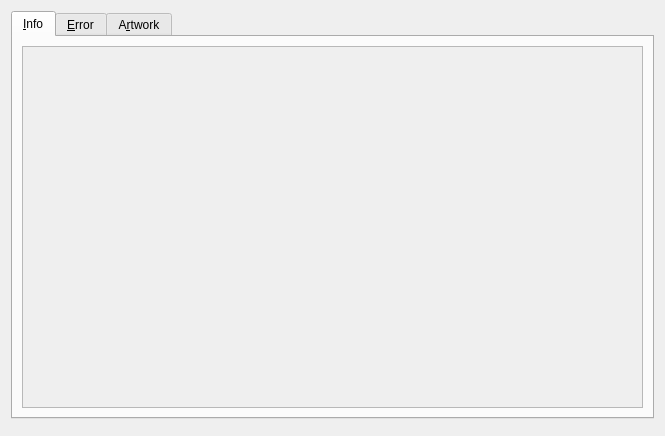
Before: the Qt Designer form ui/infodialog.ui in metabrainz/picard, drawn with Qt 5.
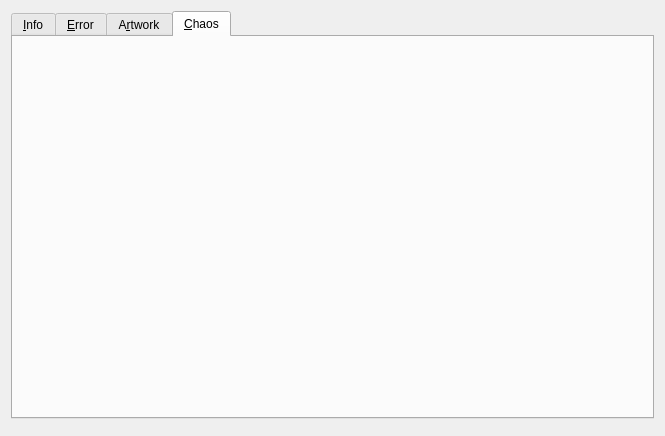
After: the same form once the commit is applied. The open tabs and pages were chosen to show the change.

```diff
--- a/ui/infodialog.ui
+++ b/ui/infodialog.ui
@@ -109,6 +109,12 @@
       </attribute>
       <layout class="QVBoxLayout"/>
      </widget>
+     <widget class="QWidget" name="chaos_tab">
+      <attribute name="title">
+       <string>&amp;Chaos</string>
+      </attribute>
+      <layout class="QVBoxLayout" name="chaos_layout"/>
+     </widget>
     </widget>
    </item>
    <item>
```
